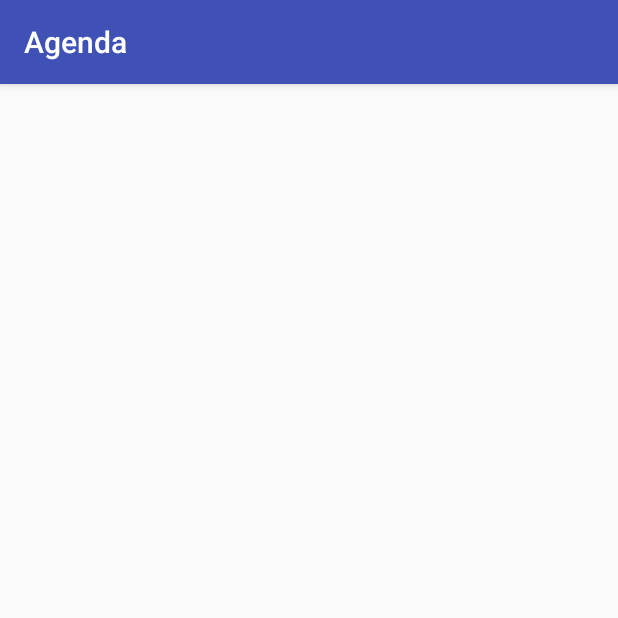
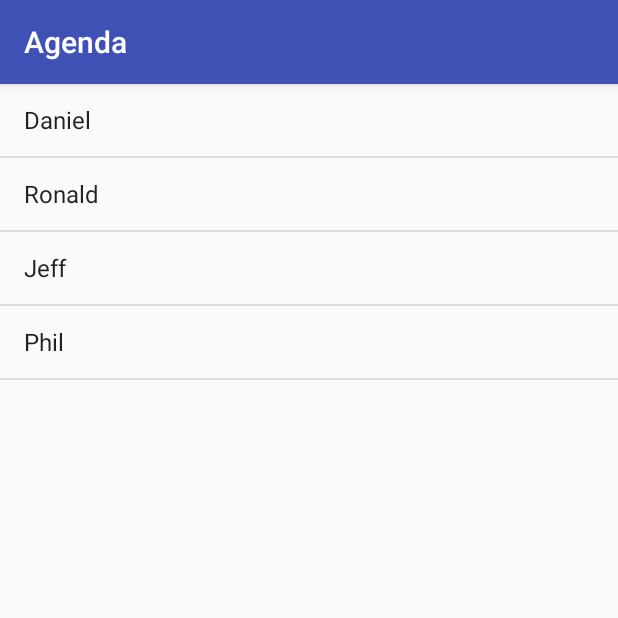
Before and after one commit to joabetc/Agenda, an Android app: the screen it shows after launch (StudentsListActivity), on a phone screen of 412 x 824 dp, the top half of it. Run offline under Robolectric (Android 15) with nearby library versions, the light colour scheme and no system bars.

Commit message:
Loading list data from activity

```diff
--- a/app/src/main/java/com/example/jtcosta/agenda/StudentsListActivity.java
+++ b/app/src/main/java/com/example/jtcosta/agenda/StudentsListActivity.java
@@ -1,7 +1,10 @@
 package com.example.jtcosta.agenda;
 
+import android.app.LauncherActivity;
 import android.support.v7.app.AppCompatActivity;
 import android.os.Bundle;
+import android.widget.ArrayAdapter;
+import android.widget.ListView;
 
 public class StudentsListActivity extends AppCompatActivity {
 
@@ -9,5 +12,10 @@ public class StudentsListActivity extends AppCompatActivity {
     protected void onCreate(Bundle savedInstanceState) {
         super.onCreate(savedInstanceState);
         setContentView(R.layout.activity_students_list);
+
+        String[] students = {"Daniel", "Ronald", "Jeff", "Phil"};
+        ListView studentsList = (ListView) findViewById(R.id.students_list);
+        ArrayAdapter<String> adapter = new ArrayAdapter<String>(this, android.R.layout.simple_list_item_1, students);
+        studentsList.setAdapter(adapter);
     }
 }
--- a/app/src/main/res/layout/activity_students_list.xml
+++ b/app/src/main/res/layout/activity_students_list.xml
@@ -6,6 +6,7 @@
 
     <ListView
         android:layout_width="match_parent"
-        android:layout_height="match_parent"></ListView>
+        android:layout_height="match_parent"
+        android:id="@+id/students_list"></ListView>
 
 </LinearLayout>
```
